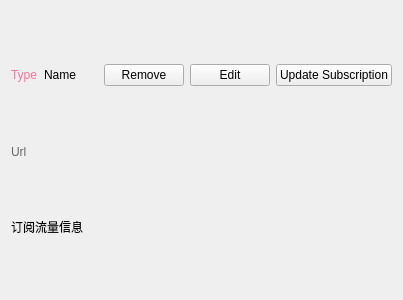
Old version of the form ui/widget/GroupItem.ui in the repository MatsuriDayo/nekoray.
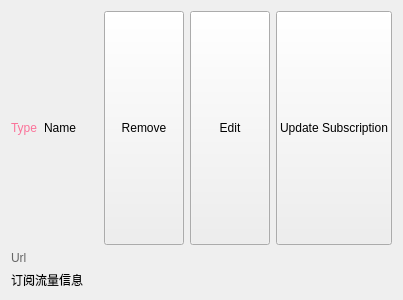
New version of the form.

The edit to the form file:
```diff
--- a/ui/widget/GroupItem.ui
+++ b/ui/widget/GroupItem.ui
@@ -53,6 +53,12 @@
      </item>
      <item>
       <widget class="QPushButton" name="remove">
+       <property name="sizePolicy">
+        <sizepolicy hsizetype="Minimum" vsizetype="Minimum">
+         <horstretch>0</horstretch>
+         <verstretch>0</verstretch>
+        </sizepolicy>
+       </property>
        <property name="text">
         <string>Remove</string>
        </property>
@@ -60,6 +66,12 @@
      </item>
      <item>
       <widget class="QPushButton" name="edit">
+       <property name="sizePolicy">
+        <sizepolicy hsizetype="Minimum" vsizetype="Minimum">
+         <horstretch>0</horstretch>
+         <verstretch>0</verstretch>
+        </sizepolicy>
+       </property>
        <property name="text">
         <string>Edit</string>
        </property>
@@ -67,6 +79,12 @@
      </item>
      <item>
       <widget class="QPushButton" name="update_sub">
+       <property name="sizePolicy">
+        <sizepolicy hsizetype="Minimum" vsizetype="Minimum">
+         <horstretch>0</horstretch>
+         <verstretch>0</verstretch>
+        </sizepolicy>
+       </property>
        <property name="text">
         <string>Update Subscription</string>
        </property>
```
